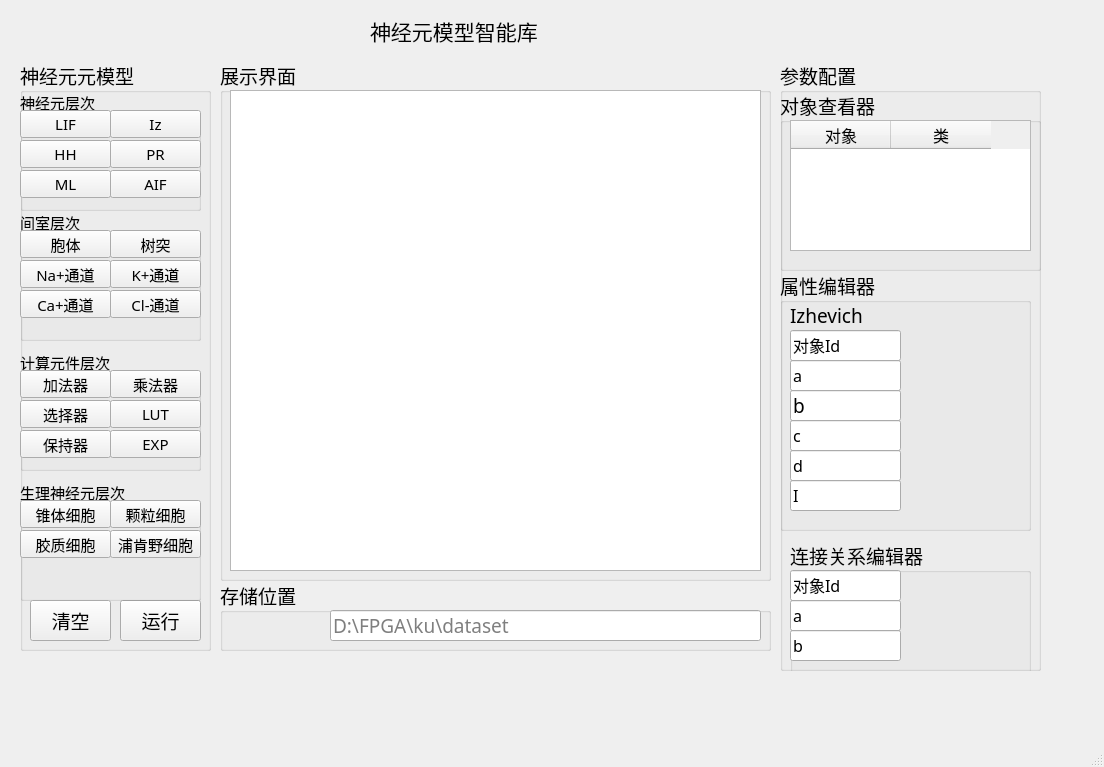
jingxuantju/Neurondatabase, file UI/DDNA.ui: the form before one commit.
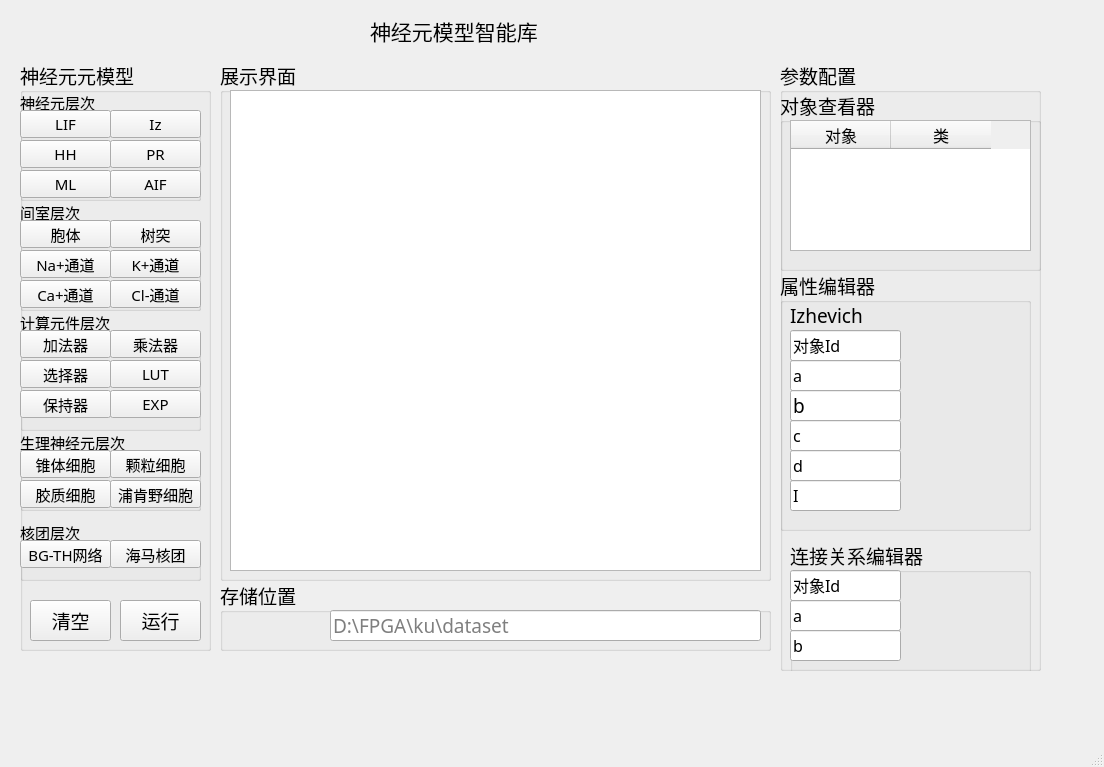
The form after the commit.

Patch:
```diff
--- a/UI/DDNA.ui
+++ b/UI/DDNA.ui
@@ -38,7 +38,7 @@
        <x>0</x>
        <y>30</y>
        <width>181</width>
-       <height>121</height>
+       <height>111</height>
       </rect>
      </property>
      <property name="font">
@@ -142,9 +142,9 @@
      <property name="geometry">
       <rect>
        <x>0</x>
-       <y>150</y>
+       <y>140</y>
        <width>181</width>
-       <height>131</height>
+       <height>111</height>
       </rect>
      </property>
      <property name="font">
@@ -257,7 +257,7 @@
      <property name="geometry">
       <rect>
        <x>0</x>
-       <y>290</y>
+       <y>250</y>
        <width>181</width>
        <height>121</height>
       </rect>
@@ -385,9 +385,9 @@
      <property name="geometry">
       <rect>
        <x>0</x>
-       <y>420</y>
+       <y>370</y>
        <width>181</width>
-       <height>121</height>
+       <height>81</height>
       </rect>
      </property>
      <property name="font">
@@ -468,6 +468,51 @@
       <string>清空</string>
      </property>
     </widget>
+    <widget class="QGroupBox" name="groupBox_12">
+     <property name="geometry">
+      <rect>
+       <x>0</x>
+       <y>460</y>
+       <width>181</width>
+       <height>61</height>
+      </rect>
+     </property>
+     <property name="font">
+      <font>
+       <family>.System San Francisco Display</family>
+       <pointsize>11</pointsize>
+      </font>
+     </property>
+     <property name="title">
+      <string>核团层次</string>
+     </property>
+     <widget class="QPushButton" name="LIFButton_3">
+      <property name="geometry">
+       <rect>
+        <x>0</x>
+        <y>20</y>
+        <width>91</width>
+        <height>28</height>
+       </rect>
+      </property>
+      <property name="text">
+       <string>BG-TH网络</string>
+      </property>
+     </widget>
+     <widget class="QPushButton" name="IZButton_3">
+      <property name="geometry">
+       <rect>
+        <x>90</x>
+        <y>20</y>
+        <width>91</width>
+        <height>28</height>
+       </rect>
+      </property>
+      <property name="text">
+       <string>海马核团</string>
+      </property>
+     </widget>
+    </widget>
    </widget>
    <widget class="QGroupBox" name="groupBox_6">
     <property name="geometry">
```
